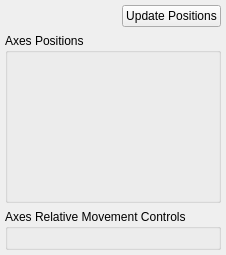
Qt form nplab/instrument/stage/stage.ui (nanophotonics/nplab) before a commit.
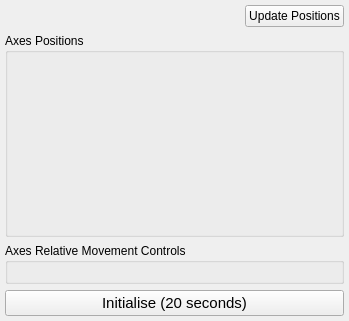
The same form after that commit.

What changed in the file:
```diff
--- a/nplab/instrument/stage/stage.ui
+++ b/nplab/instrument/stage/stage.ui
@@ -6,8 +6,8 @@
    <rect>
     <x>0</x>
     <y>0</y>
-    <width>226</width>
-    <height>255</height>
+    <width>349</width>
+    <height>321</height>
    </rect>
   </property>
   <property name="windowTitle">
@@ -96,6 +96,22 @@
      <layout class="QGridLayout" name="axes_layout"/>
     </widget>
    </item>
+   <item>
+    <layout class="QVBoxLayout" name="verticalLayout_2">
+     <item>
+      <widget class="QPushButton" name="initialise_button">
+       <property name="font">
+        <font>
+         <pointsize>11</pointsize>
+        </font>
+       </property>
+       <property name="text">
+        <string>Initialise (20 seconds)</string>
+       </property>
+      </widget>
+     </item>
+    </layout>
+   </item>
   </layout>
  </widget>
  <resources/>
```
